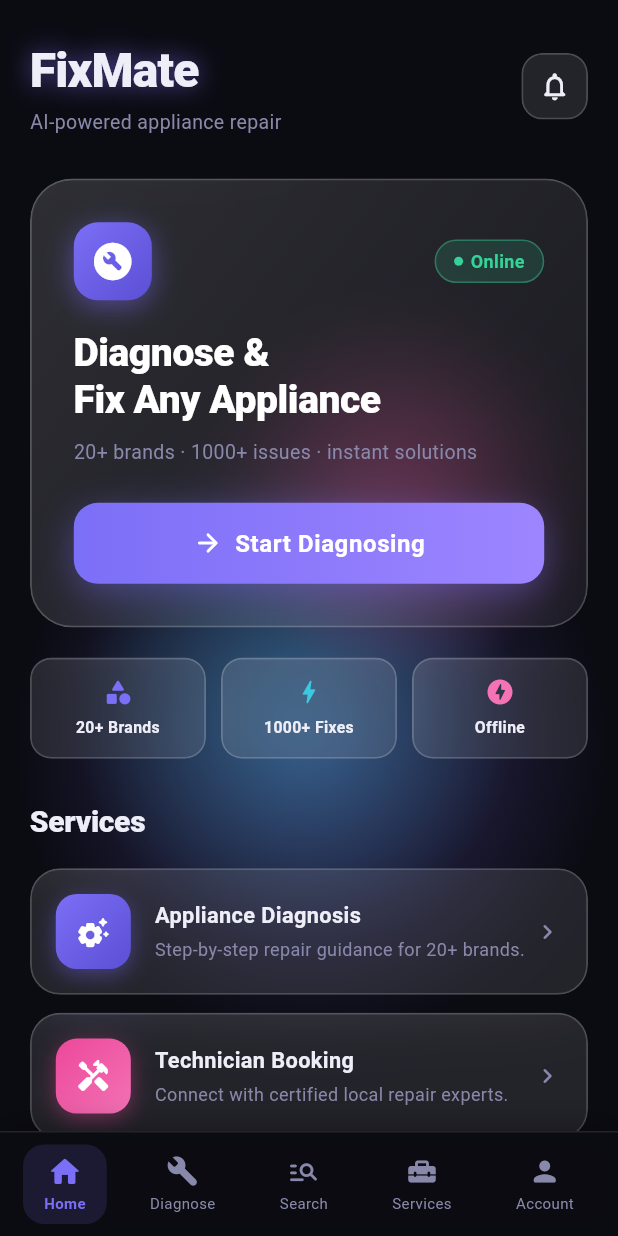
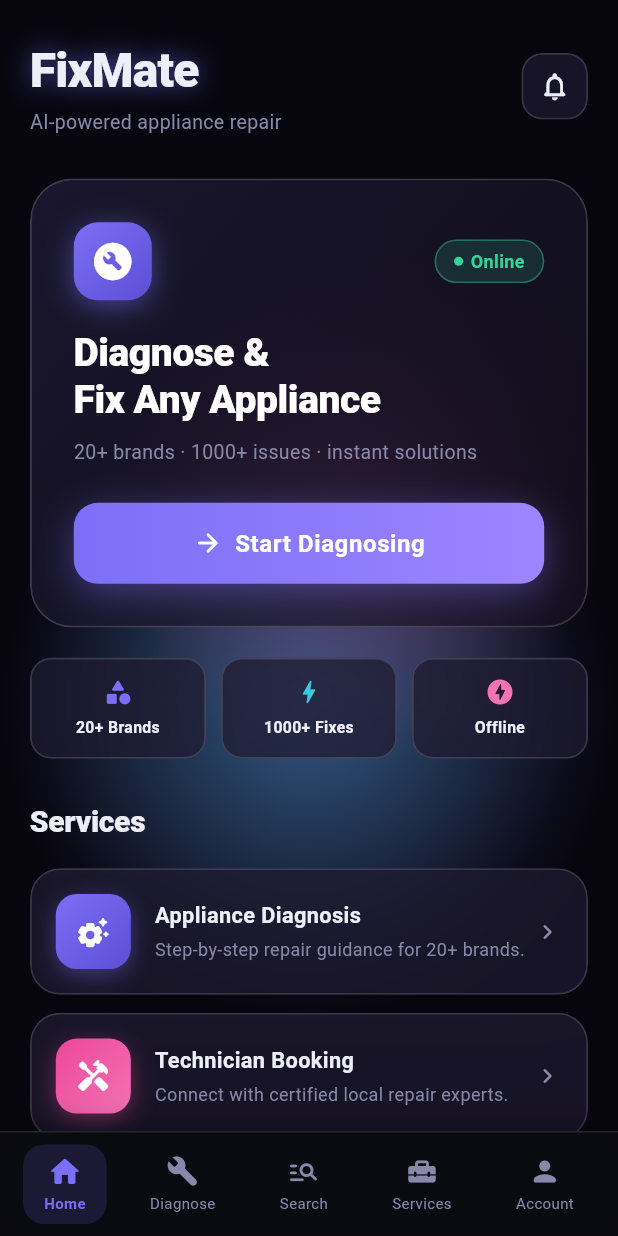
Before and after one commit to Athul-Titus/Fixmate-App, a Flutter app: the screen it shows after launch, on a phone screen of 412 x 824 dp. Run offline on Flutter 3.47's test engine with Material 3 defaults, Android fonts, the phone set to English and light mode, and no system bars; our stand-ins replace firebase_auth, firebase_core; accounts and stored records are empty.

Commit message:
feat: add animated mesh background and frosted glass card widgets

```diff
--- a/lib/widgets/animated_mesh_bg.dart
+++ b/lib/widgets/animated_mesh_bg.dart
@@ -1,7 +1,7 @@
 import 'package:flutter/material.dart';
 
 /// Animated mesh gradient background (Apple WWDC-style glowing orbs).
-/// Wrap the full-screen scaffold body with this widget.
+/// Always renders a dark base color first so the UI is readable on all platforms.
 class AnimatedMeshBg extends StatefulWidget {
   final Widget child;
   const AnimatedMeshBg({super.key, required this.child});
@@ -19,11 +19,14 @@ class _AnimatedMeshBgState extends State<AnimatedMeshBg>
   void initState() {
     super.initState();
 
-    _c1 = AnimationController(vsync: this, duration: const Duration(seconds: 8))
+    _c1 = AnimationController(
+        vsync: this, duration: const Duration(seconds: 8))
       ..repeat(reverse: true);
-    _c2 = AnimationController(vsync: this, duration: const Duration(seconds: 12))
+    _c2 = AnimationController(
+        vsync: this, duration: const Duration(seconds: 12))
       ..repeat(reverse: true);
-    _c3 = AnimationController(vsync: this, duration: const Duration(seconds: 10))
+    _c3 = AnimationController(
+        vsync: this, duration: const Duration(seconds: 10))
       ..repeat(reverse: true);
 
     _a1 = AlignmentTween(
@@ -54,101 +57,61 @@ class _AnimatedMeshBgState extends State<AnimatedMeshBg>
   Widget build(BuildContext context) {
     return AnimatedBuilder(
       animation: Listenable.merge([_c1, _c2, _c3]),
-      builder: (context, _) {
+      builder: (context, child) {
         return Stack(
+          fit: StackFit.expand,
           children: [
-            // Base background
-            Container(color: const Color(0xFF0B0B12)),
+            // ── Solid dark base — always visible on all platforms ──────────
+            Container(color: const Color(0xFF07060F)),
 
-            // Orb 1 — violet
-            _Orb(alignment: _a1.value, color: const Color(0xFF7C6FF7), size: 0.8),
-            // Orb 2 — cyan
-            _Orb(alignment: _a2.value, color: const Color(0xFF3BC9E1), size: 0.6),
-            // Orb 3 — pink
-            _Orb(alignment: _a3.value, color: const Color(0xFFEC4899), size: 0.5),
+            // ── Orb 1 — violet ─────────────────────────────────────────────
+            Align(
+              alignment: _a1.value,
+              child: _Orb(color: const Color(0xFF7C6FF7), sizeFraction: 0.7),
+            ),
+            // ── Orb 2 — cyan ───────────────────────────────────────────────
+            Align(
+              alignment: _a2.value,
+              child: _Orb(color: const Color(0xFF3BC9E1), sizeFraction: 0.5),
+            ),
+            // ── Orb 3 — pink ───────────────────────────────────────────────
+            Align(
+              alignment: _a3.value,
+              child: _Orb(color: const Color(0xFFEC4899), sizeFraction: 0.45),
+            ),
 
-            // Content on top
-            widget.child,
+            // ── Content ────────────────────────────────────────────────────
+            child!,
           ],
         );
       },
+      child: widget.child,
     );
   }
 }
 
 class _Orb extends StatelessWidget {
-  final Alignment alignment;
   final Color color;
-  final double size;
-  const _Orb({required this.alignment, required this.color, required this.size});
+  final double sizeFraction;
+
+  const _Orb({required this.color, required this.sizeFraction});
 
   @override
   Widget build(BuildContext context) {
-    final screenW = MediaQuery.of(context).size.width;
-    final orbSize = screenW * size * 1.2;
-    return Align(
-      alignment: alignment,
-      child: Container(
+    final size = MediaQuery.of(context).size;
+    final orbSize = (size.width + size.height) * sizeFraction * 0.6;
+    return Container(
       width: orbSize,
       height: orbSize,
       decoration: BoxDecoration(
         shape: BoxShape.circle,
         gradient: RadialGradient(
           colors: [
-              color.withValues(alpha: 0.35),
+            color.withValues(alpha: 0.30),
             color.withValues(alpha: 0.0),
           ],
-          ),
         ),
       ),
     );
   }
 }
-
-/// Subtle shimmer rotation effect for a single small decorative orb
-class FloatingOrb extends StatefulWidget {
-  final Color color;
-  final double size;
-  final Duration duration;
-  const FloatingOrb({super.key, required this.color, this.size = 120, this.duration = const Duration(seconds: 6)});
-
-  @override
-  State<FloatingOrb> createState() => _FloatingOrbState();
-}
-
-class _FloatingOrbState extends State<FloatingOrb> with SingleTickerProviderStateMixin {
-  late AnimationController _ctrl;
-  late Animation<double> _anim;
-
-  @override
-  void initState() {
-    super.initState();
-    _ctrl = AnimationController(vsync: this, duration: widget.duration)..repeat(reverse: true);
-    _anim = Tween(begin: -6.0, end: 6.0).animate(CurvedAnimation(parent: _ctrl, curve: Curves.easeInOut));
-  }
-
-  @override
-  void dispose() { _ctrl.dispose(); super.dispose(); }
-
-  @override
-  Widget build(BuildContext context) {
-    return AnimatedBuilder(
-      animation: _anim,
-      builder: (_, child) => Transform.translate(
-        offset: Offset(0, _anim.value),
-        child: child,
-      ),
-      child: Container(
-        width: widget.size,
-        height: widget.size,
-        decoration: BoxDecoration(
-          shape: BoxShape.circle,
-          gradient: RadialGradient(colors: [
-            widget.color.withValues(alpha: 0.5),
-            widget.color.withValues(alpha: 0.0),
-          ]),
-        ),
-      ),
-    );
-  }
-}
--- a/lib/widgets/glass_card.dart
+++ b/lib/widgets/glass_card.dart
@@ -1,31 +1,31 @@
 import 'dart:ui';
 import 'package:flutter/material.dart';
 
-/// Frosted glass card — wraps any child with BackdropFilter blur.
-/// Place this over the animated mesh background for the glass effect.
+/// Frosted glass card — works correctly on both mobile and web.
+/// On mobile: BackdropFilter blurs the mesh background behind the card.
+/// On web: the dark fill ensures readability even without perfect blur.
 class GlassCard extends StatelessWidget {
   final Widget child;
   final double borderRadius;
   final EdgeInsetsGeometry? padding;
   final double blur;
-  final double opacity;
   final Color? tintColor;
   final bool showBorder;
+  final double? opacity; // kept for API compat — affects dark tint strength
 
   const GlassCard({
     super.key,
     required this.child,
     this.borderRadius = 24,
     this.padding,
-    this.blur = 24,
-    this.opacity = 0.10,
+    this.blur = 18,
     this.tintColor,
     this.showBorder = true,
+    this.opacity,
   });
 
   @override
   Widget build(BuildContext context) {
-    final color = tintColor ?? Colors.white;
     return ClipRRect(
       borderRadius: BorderRadius.circular(borderRadius),
       child: BackdropFilter(
@@ -33,10 +33,15 @@ class GlassCard extends StatelessWidget {
         child: Container(
           padding: padding,
           decoration: BoxDecoration(
-            color: color.withValues(alpha: opacity),
+            // Dark semi-transparent base so text is always readable
+            color: tintColor != null
+                ? tintColor!.withValues(alpha: 0.18)
+                : const Color(0xFF1E1A30).withValues(alpha: 0.72),
             borderRadius: BorderRadius.circular(borderRadius),
             border: showBorder
-                ? Border.all(color: Colors.white.withValues(alpha: 0.18), width: 1.2)
+                ? Border.all(
+                    color: Colors.white.withValues(alpha: 0.14),
+                    width: 1.2)
                 : null,
           ),
           child: child,
@@ -46,32 +51,37 @@ class GlassCard extends StatelessWidget {
   }
 }
 
-/// A glass card with a subtle gradient shimmer on the top edge.
+/// Shimmer-style glass card with a subtle dark gradient.
 class GlassCardShimmer extends StatelessWidget {
   final Widget child;
   final EdgeInsetsGeometry? padding;
   final double borderRadius;
-  const GlassCardShimmer({super.key, required this.child, this.padding, this.borderRadius = 24});
+  const GlassCardShimmer(
+      {super.key,
+      required this.child,
+      this.padding,
+      this.borderRadius = 24});
 
   @override
   Widget build(BuildContext context) {
     return ClipRRect(
       borderRadius: BorderRadius.circular(borderRadius),
       child: BackdropFilter(
-        filter: ImageFilter.blur(sigmaX: 24, sigmaY: 24),
+        filter: ImageFilter.blur(sigmaX: 20, sigmaY: 20),
         child: Container(
           padding: padding,
           decoration: BoxDecoration(
             borderRadius: BorderRadius.circular(borderRadius),
-            gradient: LinearGradient(
+            gradient: const LinearGradient(
               begin: Alignment.topLeft,
               end: Alignment.bottomRight,
               colors: [
-                Colors.white.withValues(alpha: 0.14),
-                Colors.white.withValues(alpha: 0.06),
+                Color(0xCC1E1A35), // ~80% dark
+                Color(0xAA14101F), // ~67% darker
               ],
             ),
-            border: Border.all(color: Colors.white.withValues(alpha: 0.20), width: 1.2),
+            border: Border.all(
+                color: Colors.white.withValues(alpha: 0.16), width: 1.2),
           ),
           child: child,
         ),
```
Lines whose indentation alone changed are shown as unchanged.
